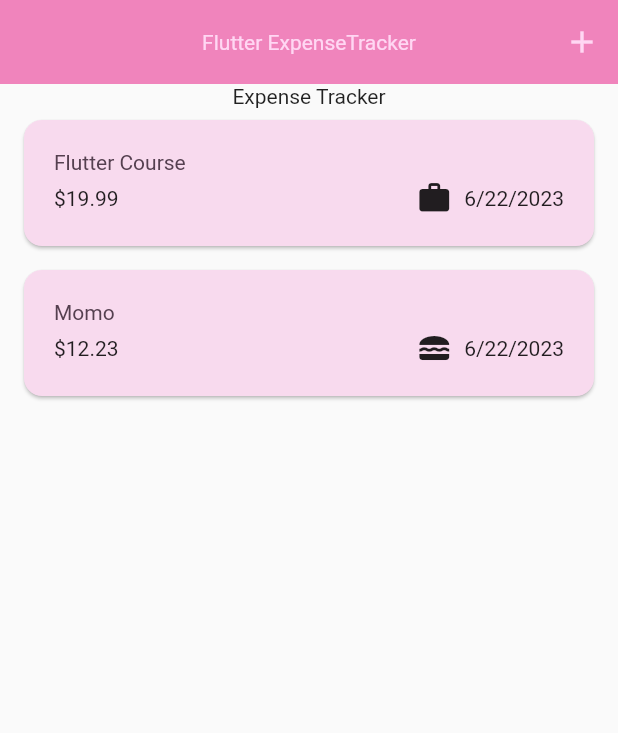
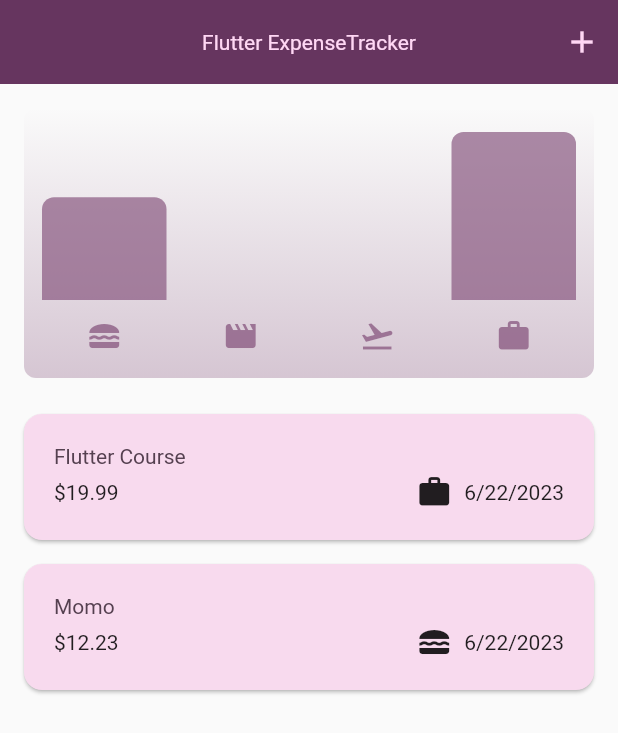
Before and after one commit to Bidhan-Poudel/Flutter_Practice_Expense_Tracker, a Flutter app: the screen it shows after launch, on a phone screen of 412 x 824 dp. Shown: the top 733 px of the screen. Run offline on Flutter 3.47's test engine with Material 2 defaults, Android fonts, the phone set to English and light mode, and no system bars.

Commit message:
Added dark mode and chart graph

```diff
--- a/lib/main.dart
+++ b/lib/main.dart
@@ -2,17 +2,35 @@ import 'package:flutter/material.dart';
 import 'package:expense_tracker/widgets/expenses.dart';
 
 var kColorScheme = ColorScheme.fromSeed(
-  seedColor:const Color.fromARGB(45, 186, 92, 172),
+  seedColor:const Color.fromARGB(146, 229, 137, 215),
 );
+
+var kDarkColorSchem= ColorScheme.fromSeed(
+  brightness: Brightness.dark,
+  seedColor: const Color.fromARGB(255, 5, 99, 125),);
 
 void main() {
   runApp(
     MaterialApp(
+      darkTheme: ThemeData.dark().copyWith(
+        useMaterial3: true,
+        colorScheme: kDarkColorSchem,
+        cardTheme: const CardTheme().copyWith(
+          color: kDarkColorSchem.secondaryContainer,
+          margin: const EdgeInsets.symmetric(horizontal: 16, vertical: 8),
+        ),
+        elevatedButtonTheme: ElevatedButtonThemeData(
+          style: ElevatedButton.styleFrom(
+            backgroundColor: kDarkColorSchem.primaryContainer,
+            foregroundColor: kDarkColorSchem.onPrimaryContainer,
+          ),
+        )
+      ),
       theme: ThemeData().copyWith(
         useMaterial3: true,
         colorScheme: kColorScheme,
         appBarTheme: const AppBarTheme().copyWith(
-          backgroundColor: const Color.fromARGB(183, 236, 86, 163),
+          backgroundColor: kColorScheme.onPrimaryContainer,
           foregroundColor: kColorScheme.primaryContainer,
           centerTitle: true,
         ),
@@ -32,6 +50,7 @@ void main() {
                   fontSize: 14),
             ),
       ),
+      themeMode: ThemeMode.system,
       home: const Expenses(),
     ),
   );
--- a/lib/models/expense.dart
+++ b/lib/models/expense.dart
@@ -1,23 +1,26 @@
-
 import 'package:flutter/material.dart';
 import 'package:uuid/uuid.dart';
 import 'package:intl/intl.dart';
 
-final formatter= DateFormat.yMd();
+final formatter = DateFormat.yMd();
 
 const uuid = Uuid();
 
 enum Category { food, travel, leisure, work }
 
-const categoryIcons={
-  Category.food:Icons.lunch_dining,
-  Category.travel:Icons.flight_takeoff,
-  Category.leisure:Icons.movie,
-  Category.work:Icons.work,
+const categoryIcons = {
+  Category.food: Icons.lunch_dining,
+  Category.travel: Icons.flight_takeoff,
+  Category.leisure: Icons.movie,
+  Category.work: Icons.work,
 };
 
 class Expense {
-  Expense({required this.amount, required this.date, required this.title, required this.category})
+  Expense(
+      {required this.amount,
+      required this.date,
+      required this.title,
+      required this.category})
       : id = uuid.v4();
 
   final String id; //unique id
@@ -26,8 +29,31 @@ class Expense {
   final DateTime date;
   final Category category;
 
-  String get formattedDate{
+  String get formattedDate {
     return formatter.format(date);
   }
+}
 
+class ExpenseBucket {
+  const ExpenseBucket({
+    required this.category,
+    required this.expenses,
+  });
+
+  ExpenseBucket.forCategory(List<Expense> allExpenses, this.category)
+      : expenses = allExpenses
+            .where((expense) => expense.category == category)
+            .toList();
+
+  final List<Expense> expenses;
+  final Category category;
+
+  double get totalExpenses {
+    double sum = 0;
+    for (final expense in expenses) {
+      sum += expense.amount;
+    }
+
+    return sum;
+  }
 }
--- /dev/null
+++ b/lib/widgets/chart/chart.dart
@@ -0,0 +1,95 @@
+import 'package:flutter/material.dart';
+
+import 'package:expense_tracker/widgets/chart/chart_bar.dart';
+import 'package:expense_tracker/models/expense.dart';
+
+class Chart extends StatelessWidget {
+  const Chart({super.key, required this.expenses});
+
+  final List<Expense> expenses;
+
+  List<ExpenseBucket> get buckets {
+    return [
+      ExpenseBucket.forCategory(expenses, Category.food),
+      ExpenseBucket.forCategory(expenses, Category.leisure),
+      ExpenseBucket.forCategory(expenses, Category.travel),
+      ExpenseBucket.forCategory(expenses, Category.work),
+    ];
+  }
+
+  double get maxTotalExpense {
+    double maxTotalExpense = 0;
+
+    for (final bucket in buckets) {
+      if (bucket.totalExpenses > maxTotalExpense) {
+        maxTotalExpense = bucket.totalExpenses;
+      }
+    }
+
+    return maxTotalExpense;
+  }
+
+  @override
+  Widget build(BuildContext context) {
+    final isDarkMode =
+        MediaQuery.of(context).platformBrightness == Brightness.dark;
+    return Container(
+      margin: const EdgeInsets.all(16),
+      padding: const EdgeInsets.symmetric(
+        vertical: 16,
+        horizontal: 8,
+      ),
+      width: double.infinity,
+      height: 180,
+      decoration: BoxDecoration(
+        borderRadius: BorderRadius.circular(8),
+        gradient: LinearGradient(
+          colors: [
+            Theme.of(context).colorScheme.primary.withOpacity(0.3),
+            Theme.of(context).colorScheme.primary.withOpacity(0.0)
+          ],
+          begin: Alignment.bottomCenter,
+          end: Alignment.topCenter,
+        ),
+      ),
+      child: Column(
+        children: [
+          Expanded(
+            child: Row(
+              crossAxisAlignment: CrossAxisAlignment.end,
+              children: [
+                for (final bucket in buckets) // alternative to map()
+                  ChartBar(
+                    fill: bucket.totalExpenses == 0
+                        ? 0
+                        : bucket.totalExpenses / maxTotalExpense,
+                  )
+              ],
+            ),
+          ),
+          const SizedBox(height: 12),
+          Row(
+            children: buckets
+                .map(
+                  (bucket) => Expanded(
+                    child: Padding(
+                      padding: const EdgeInsets.symmetric(horizontal: 4),
+                      child: Icon(
+                        categoryIcons[bucket.category],
+                        color: isDarkMode
+                            ? Theme.of(context).colorScheme.secondary
+                            : Theme.of(context)
+                                .colorScheme
+                                .primary
+                                .withOpacity(0.7),
+                      ),
+                    ),
+                  ),
+                )
+                .toList(),
+          )
+        ],
+      ),
+    );
+  }
+}
--- /dev/null
+++ b/lib/widgets/chart/chart_bar.dart
@@ -0,0 +1,34 @@
+import 'package:flutter/material.dart';
+
+class ChartBar extends StatelessWidget {
+  const ChartBar({
+    super.key,
+    required this.fill,
+  });
+
+  final double fill;
+
+  @override
+  Widget build(BuildContext context) {
+    final isDarkMode =
+        MediaQuery.of(context).platformBrightness == Brightness.dark;
+    return Expanded(
+      child: Padding(
+        padding: const EdgeInsets.symmetric(horizontal: 4),
+        child: FractionallySizedBox(
+          heightFactor: fill,
+          child: DecoratedBox(
+            decoration: BoxDecoration(
+              shape: BoxShape.rectangle,
+              borderRadius:
+                  const BorderRadius.vertical(top: Radius.circular(8)),
+              color: isDarkMode
+                  ? Theme.of(context).colorScheme.secondary
+                  : Theme.of(context).colorScheme.primary.withOpacity(0.65),
+            ),
+          ),
+        ),
+      ),
+    );
+  }
+}
--- a/lib/widgets/expenses.dart
+++ b/lib/widgets/expenses.dart
@@ -1,5 +1,6 @@
 
 
+import 'package:expense_tracker/widgets/chart/chart.dart';
 import 'package:expense_tracker/widgets/expenses_list/expenses_list.dart';
 import 'package:expense_tracker/models/expense.dart';
 import 'package:expense_tracker/widgets/new_expense.dart';
@@ -84,7 +85,8 @@ class _ExpensesState extends State<Expenses> {
       body: Column(
         mainAxisAlignment: MainAxisAlignment.center,
         children: [
-          const Text("Expense Tracker"),
+
+          Chart(expenses: _registeredExpenses),
           Expanded(
             child: mainContent,
           ),
```
